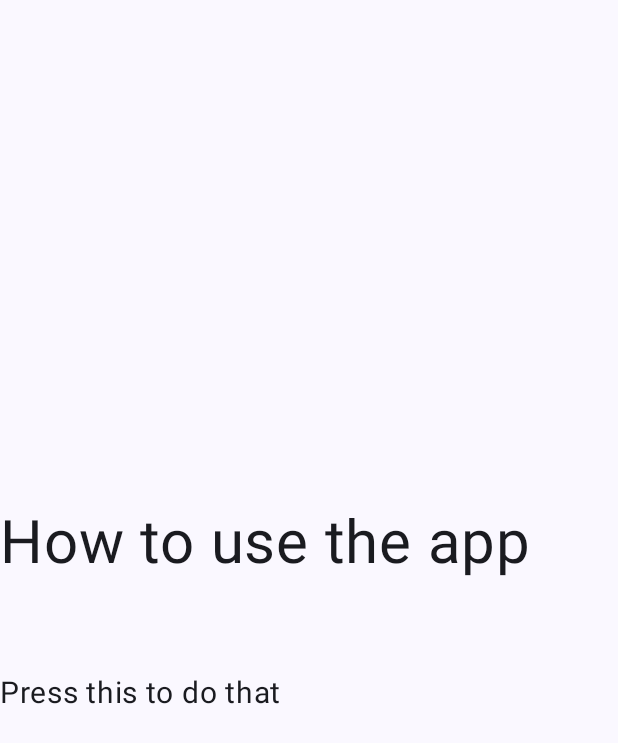
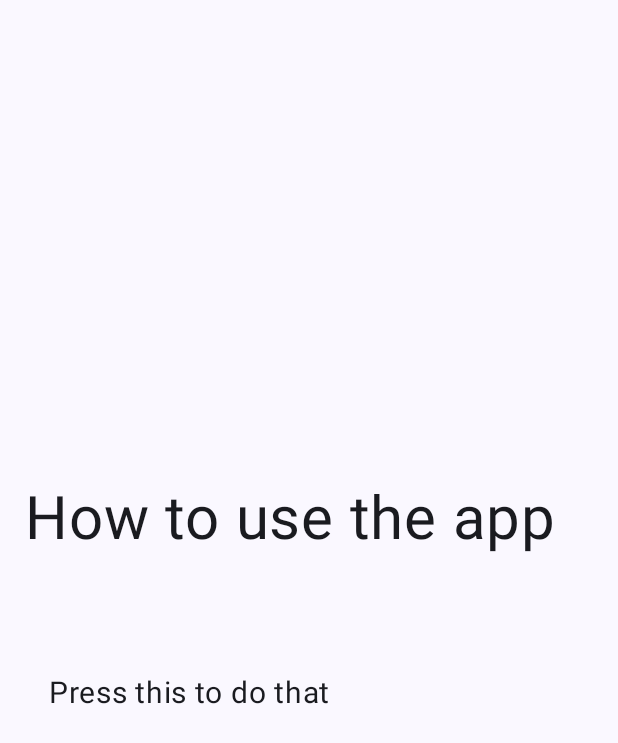
Before and after one commit to clemfavre/ElevationGainTeller, an Android app built with Jetpack Compose: the screen it shows after launch (MainActivity), on a phone screen of 412 x 824 dp. Shown: the top 743 px of the screen. Run offline under Robolectric (Android 15) with nearby library versions, the phone set to English and light mode, and no system bars.

Commit message:
add some padding and alignement

```diff
--- a/app/src/main/java/com/example/elevationgainteller/MainActivity.kt
+++ b/app/src/main/java/com/example/elevationgainteller/MainActivity.kt
@@ -14,8 +14,11 @@ import androidx.compose.material3.Scaffold
 import androidx.compose.material3.Surface
 import androidx.compose.material3.Text
 import androidx.compose.runtime.Composable
+import androidx.compose.ui.Alignment
 import androidx.compose.ui.Modifier
+import androidx.compose.ui.text.style.TextAlign
 import androidx.compose.ui.tooling.preview.Preview
+import androidx.compose.ui.unit.dp
 import androidx.compose.ui.unit.sp
 import com.example.elevationgainteller.ui.theme.ElevationGainTellerTheme
 
@@ -29,7 +32,11 @@ class MainActivity : ComponentActivity() {
                     modifier = Modifier.fillMaxSize(),
                     color = MaterialTheme.colorScheme.background
                 ) {
-                    Description("How to use the app", "Press this to do that")
+                    Description(
+                        "How to use the app",
+                        "Press this to do that",
+                        modifier = Modifier.padding(8.dp)
+                    )
                 }
             }
         }
@@ -38,16 +45,24 @@ class MainActivity : ComponentActivity() {
 
 @Composable
 fun Description(message: String, secondText: String, modifier: Modifier = Modifier) {
-    Column(modifier = modifier, verticalArrangement = Arrangement.Center) {
+    Column(
+        modifier = modifier.padding(8.dp),
+        verticalArrangement = Arrangement.Center
+    ) {
         Text(
             text = message,
             fontSize = 40.sp,
-            lineHeight = 100.sp
+            lineHeight = 100.sp,
+            textAlign = TextAlign.Center
         )
         Text(
             text = secondText,
             fontSize = 20.sp,
-            lineHeight = 100.sp
+            lineHeight = 100.sp,
+            textAlign = TextAlign.Center,
+            modifier = Modifier
+                .padding(16.dp)
+                .align(alignment = Alignment.Start)
         )
     }
 }
@@ -56,6 +71,10 @@ fun Description(message: String, secondText: String, modifier: Modifier = Modifi
 @Composable
 fun DescriptionPreview() {
     ElevationGainTellerTheme {
-        Description("How to use the app", "Press this to do that")
+        Description(
+            "How to use the app",
+            "Press this to do that",
+            modifier = Modifier.padding(8.dp)
+        )
     }
 }
```
